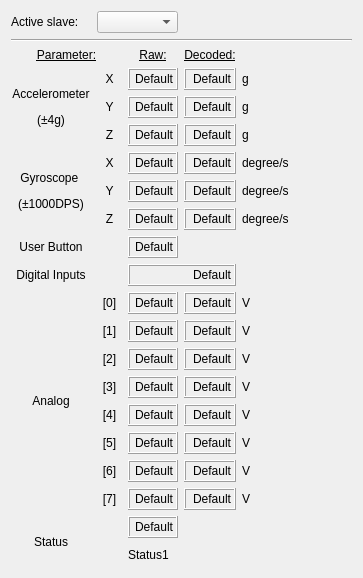
Before: the Qt Designer form ui/w_manage.ui in JFDuval/flexsea-plan, drawn with Qt 5.
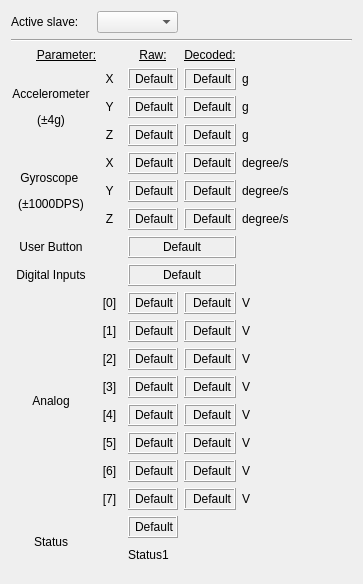
After: the same form once the commit is applied.

```diff
--- a/ui/w_manage.ui
+++ b/ui/w_manage.ui
@@ -7,7 +7,7 @@
     <x>0</x>
     <y>0</y>
     <width>359</width>
-    <height>575</height>
+    <height>584</height>
    </rect>
   </property>
   <property name="sizePolicy">
@@ -98,7 +98,7 @@
         <string>Default</string>
        </property>
        <property name="alignment">
-        <set>Qt::AlignRight|Qt::AlignTrailing|Qt::AlignVCenter</set>
+        <set>Qt::AlignCenter</set>
        </property>
       </widget>
      </item>
@@ -1766,46 +1766,6 @@
        </property>
       </widget>
      </item>
-     <item row="9" column="2">
-      <widget class="QLabel" name="dispUserButton">
-       <property name="minimumSize">
-        <size>
-         <width>50</width>
-         <height>22</height>
-        </size>
-       </property>
-       <property name="maximumSize">
-        <size>
-         <width>200</width>
-         <height>16777215</height>
-        </size>
-       </property>
-       <property name="baseSize">
-        <size>
-         <width>50</width>
-         <height>0</height>
-        </size>
-       </property>
-       <property name="autoFillBackground">
-        <bool>false</bool>
-       </property>
-       <property name="frameShape">
-        <enum>QFrame::Box</enum>
-       </property>
-       <property name="frameShadow">
-        <enum>QFrame::Raised</enum>
-       </property>
-       <property name="lineWidth">
-        <number>1</number>
-       </property>
-       <property name="text">
-        <string>Default</string>
-       </property>
-       <property name="alignment">
-        <set>Qt::AlignRight|Qt::AlignTrailing|Qt::AlignVCenter</set>
-       </property>
-      </widget>
-     </item>
      <item row="16" column="1">
       <widget class="QLabel" name="label_14">
        <property name="minimumSize">
@@ -1836,6 +1796,46 @@
        </property>
       </widget>
      </item>
+     <item row="9" column="2" colspan="2">
+      <widget class="QLabel" name="dispUserButton">
+       <property name="minimumSize">
+        <size>
+         <width>50</width>
+         <height>22</height>
+        </size>
+       </property>
+       <property name="maximumSize">
+        <size>
+         <width>200</width>
+         <height>16777215</height>
+        </size>
+       </property>
+       <property name="baseSize">
+        <size>
+         <width>50</width>
+         <height>0</height>
+        </size>
+       </property>
+       <property name="autoFillBackground">
+        <bool>false</bool>
+       </property>
+       <property name="frameShape">
+        <enum>QFrame::Box</enum>
+       </property>
+       <property name="frameShadow">
+        <enum>QFrame::Raised</enum>
+       </property>
+       <property name="lineWidth">
+        <number>1</number>
+       </property>
+       <property name="text">
+        <string>Default</string>
+       </property>
+       <property name="alignment">
+        <set>Qt::AlignCenter</set>
+       </property>
+      </widget>
+     </item>
     </layout>
    </item>
    <item>
```
